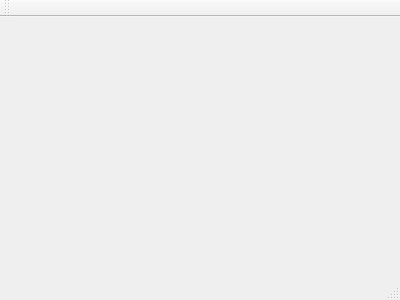
First picture: the form in Server3dPrint/mainwindow.ui, repository Mefes/Server3dPrint, before the edit.
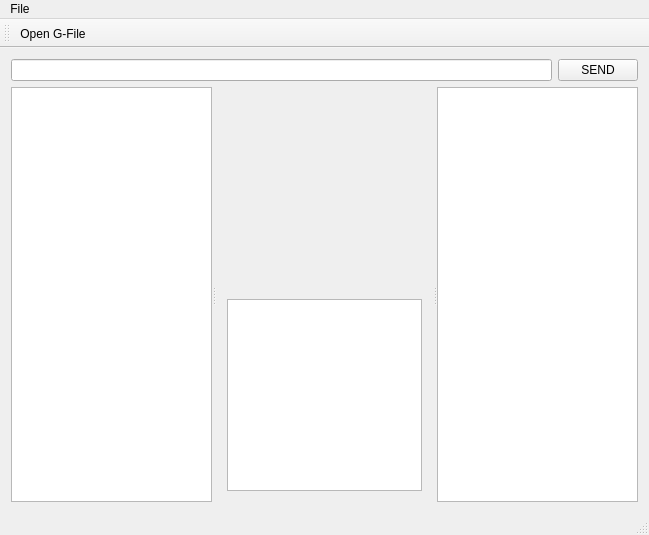
Second picture: the form after the edit.

```diff
--- a/Server3dPrint/mainwindow.ui
+++ b/Server3dPrint/mainwindow.ui
@@ -1,24 +1,88 @@
 <ui version="4.0">
  <class>MainWindow</class>
- <widget class="QMainWindow" name="MainWindow" >
-  <property name="geometry" >
+ <widget class="QMainWindow" name="MainWindow">
+  <property name="geometry">
    <rect>
     <x>0</x>
     <y>0</y>
-    <width>400</width>
-    <height>300</height>
+    <width>649</width>
+    <height>535</height>
    </rect>
   </property>
   <property name="windowTitle" >
    <string>MainWindow</string>
   </property>
-  <widget class="QMenuBar" name="menuBar" />
-  <widget class="QToolBar" name="mainToolBar" />
-  <widget class="QWidget" name="centralWidget" />
-  <widget class="QStatusBar" name="statusBar" />
+  <widget class="QWidget" name="centralWidget">
+   <layout class="QVBoxLayout" name="verticalLayout_2" stretch="0,1">
+    <item>
+     <layout class="QHBoxLayout" name="horizontalLayout">
+      <item>
+       <widget class="QLineEdit" name="lineEdit"/>
+      </item>
+      <item>
+       <widget class="QPushButton" name="pushButton">
+        <property name="text">
+         <string>SEND</string>
+        </property>
+       </widget>
+      </item>
+     </layout>
+    </item>
+    <item>
+     <widget class="QSplitter" name="splitter">
+      <property name="orientation">
+       <enum>Qt::Horizontal</enum>
+      </property>
+      <widget class="QListView" name="listView"/>
+      <widget class="QWidget" name="layoutWidget">
+       <layout class="QVBoxLayout" name="verticalLayout" stretch="1,0">
+        <item>
+         <widget class="QWidget" name="widget" native="true"/>
+        </item>
+        <item>
+         <widget class="QListView" name="listView_2"/>
+        </item>
+       </layout>
+      </widget>
+      <widget class="QListView" name="listView_3"/>
+     </widget>
+    </item>
+   </layout>
+  </widget>
+  <widget class="QMenuBar" name="menuBar">
+   <property name="geometry">
+    <rect>
+     <x>0</x>
+     <y>0</y>
+     <width>649</width>
+     <height>22</height>
+    </rect>
+   </property>
+   <widget class="QMenu" name="menuFile">
+    <property name="title">
+     <string>File</string>
+    </property>
+    <addaction name="actionOpen_G_File"/>
+   </widget>
+   <addaction name="menuFile"/>
+  </widget>
+  <widget class="QToolBar" name="mainToolBar">
+   <attribute name="toolBarArea">
+    <enum>TopToolBarArea</enum>
+   </attribute>
+   <attribute name="toolBarBreak">
+    <bool>false</bool>
+   </attribute>
+   <addaction name="actionOpen_G_File"/>
+  </widget>
+  <widget class="QStatusBar" name="statusBar"/>
+  <action name="actionOpen_G_File">
+   <property name="text">
+    <string>Open G-File</string>
+   </property>
+  </action>
  </widget>
- <layoutDefault spacing="6" margin="11" />
- <pixmapfunction></pixmapfunction>
+ <layoutdefault spacing="6" margin="11"/>
  <resources/>
  <connections/>
 </ui>
```
Left out of the diff: 3 changed lines with no effect on the pictures.
